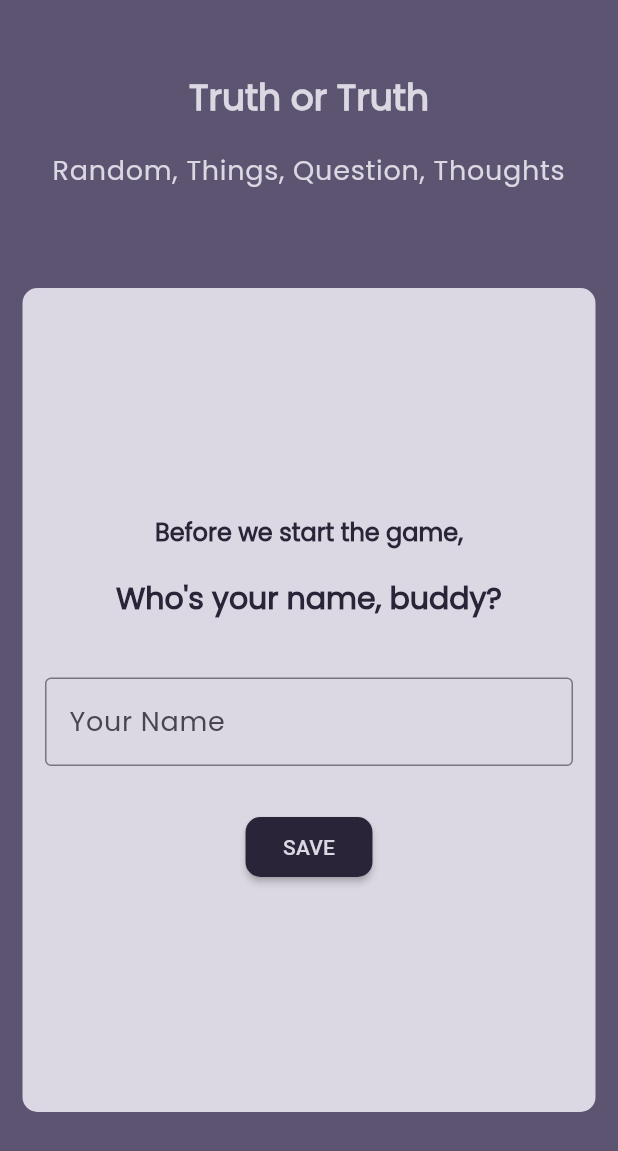
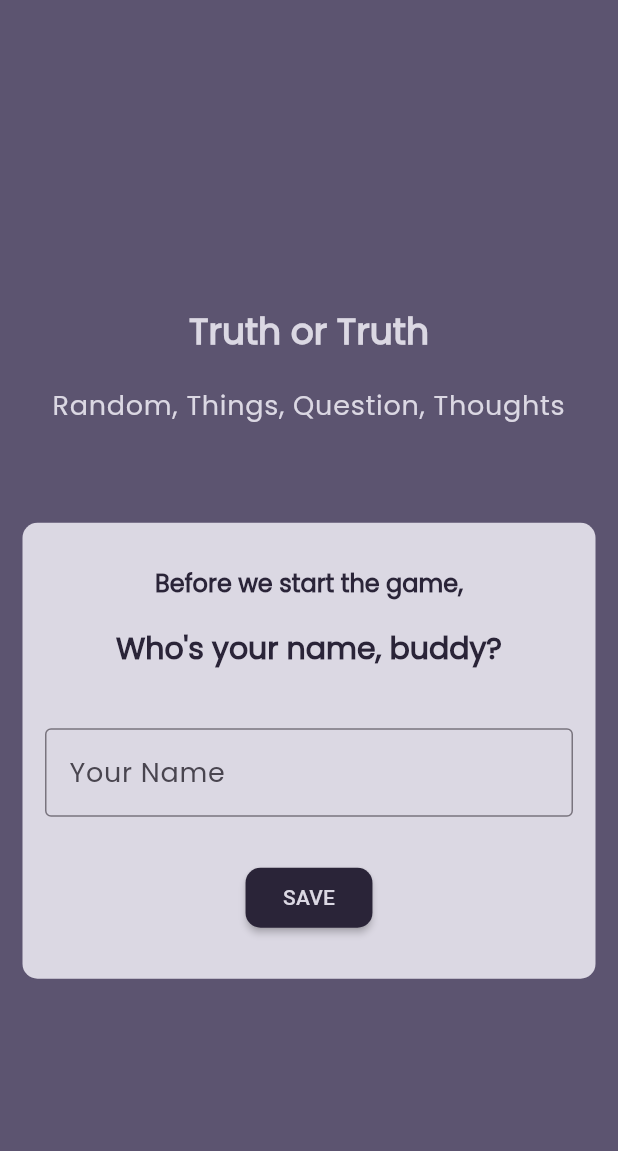
Before and after one commit to salsabilafnp/truth_or_truth, a Flutter app: the screen it shows after launch, on a phone screen of 412 x 824 dp. Shown: the top 1151 px of the screen. Run offline on Flutter 3.47's test engine with Material 3 defaults, Android fonts, the phone set to English and light mode, and no system bars; our stand-ins replace get.

Commit message:
revisi overflow

```diff
--- a/lib/auth/auth_page.dart
+++ b/lib/auth/auth_page.dart
@@ -13,18 +13,14 @@ class AuthPage extends StatelessWidget {
 
   @override
   Widget build(BuildContext context) {
-    double screenWidth = MediaQuery.of(context).size.width;
-    double screenHeight = MediaQuery.of(context).size.height;
-    double containerHeight = screenHeight * 2 / 3;
-
     return Scaffold(
       backgroundColor: AppColor.tersier,
-      body: SingleChildScrollView(
+      body: Center(
+        child: SingleChildScrollView(
           child: SafeArea(
             child: Column(
               children: [
-              Center(
-                child: Container(
+                Container(
                   padding: const EdgeInsets.symmetric(vertical: Sizes.s50),
                   child: Column(
                     children: [
@@ -48,12 +44,12 @@ class AuthPage extends StatelessWidget {
                     ],
                   ),
                 ),
+                Container(
+                  margin: const EdgeInsets.all(Sizes.s15),
+                  padding: const EdgeInsets.symmetric(
+                    vertical: Sizes.s30,
+                    horizontal: Sizes.s15,
                   ),
-              Container(
-                width: screenWidth,
-                height: containerHeight,
-                margin: const EdgeInsets.all(Sizes.s15),
-                padding: const EdgeInsets.all(Sizes.s15),
                   decoration: const BoxDecoration(
                     color: AppColor.mainColor,
                     borderRadius: BorderRadius.horizontal(
@@ -101,6 +97,7 @@ class AuthPage extends StatelessWidget {
             ),
           ),
         ),
+      ),
     );
   }
 }
```
Also changed, not shown: lib/home/home_page.dart (+9 -5 lines). Lines whose indentation alone changed are shown as unchanged.
